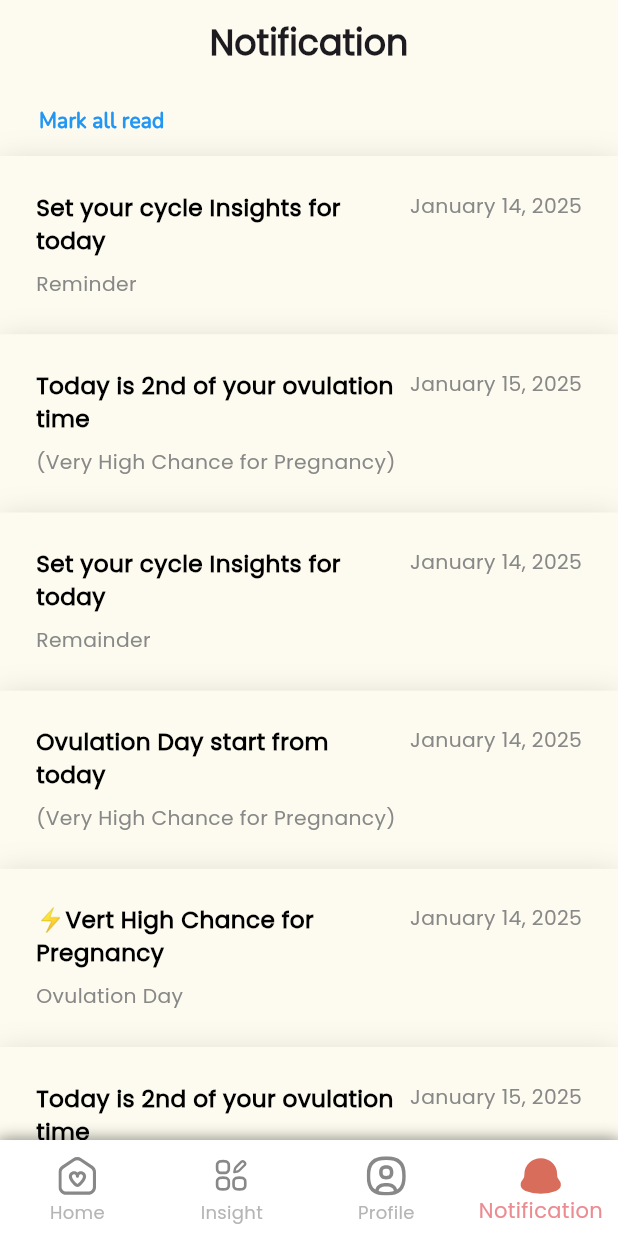
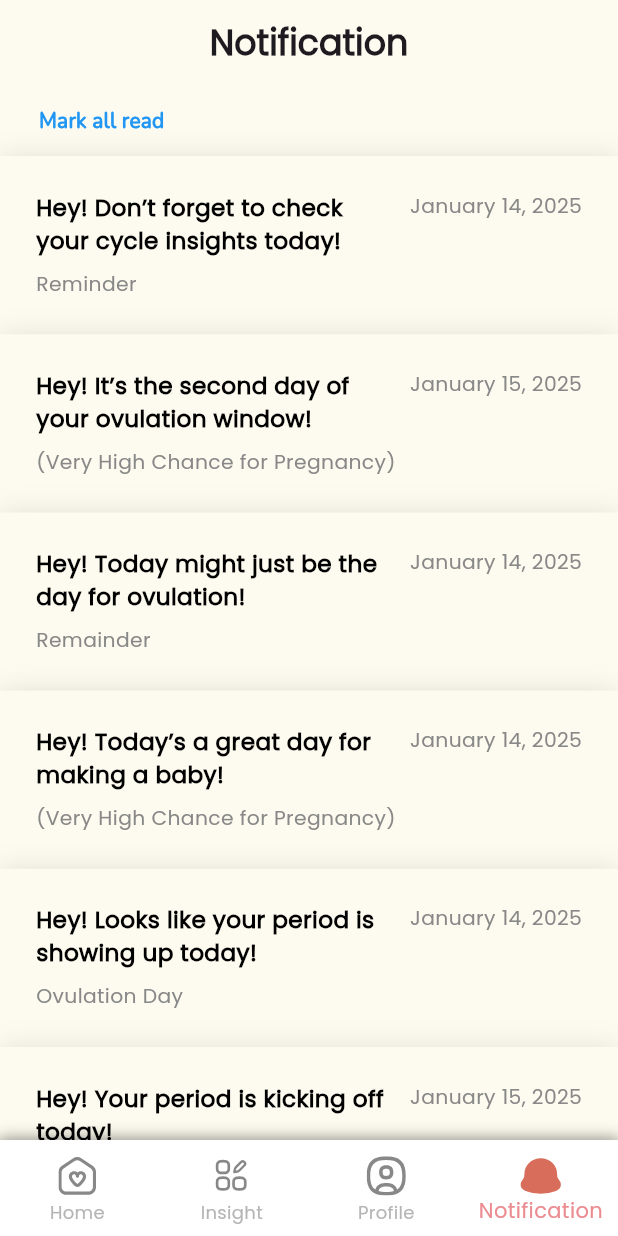
Before and after one commit to bdCalling-Sdt-hub/Fertie-App, a Flutter app: the NotificationScreen screen opened directly, on a phone screen of 412 x 824 dp. Run offline on Flutter 3.47's test engine with Material 3 defaults, Android fonts, the phone set to English and light mode, and no system bars; our stand-ins replace cached_network_image, connectivity_plus, dotted_border, flutter_screenutil, flutter_spinkit, flutter_svg and 11 more; missing offline and left inert: flutter_screen_lock, mime_type; accounts and stored records are empty; network calls fail; project files that could hold a hidden picture were left out.

Commit message:
refactor: fix typos and also the flow

```diff
--- a/lib/views/screen/auth/code_verifyEmailScreen.dart
+++ b/lib/views/screen/auth/code_verifyEmailScreen.dart
@@ -94,7 +94,7 @@ class _CodeVerifyEmailScreenState extends State<CodeVerifyEmailScreen> {
                 onTap: () {
                   Get.toNamed(AppRoutes.resetPasswordScreen);
                 },
-                text: 'Sent OTP',
+                text: 'Verify OTP',
               ),
 
               SizedBox(height: 10.h),
--- a/lib/views/screen/auth/setPasswordScreen.dart
+++ b/lib/views/screen/auth/setPasswordScreen.dart
@@ -45,7 +45,7 @@ class _SetPasswordScreenState extends State<SetPasswordScreen> {
               SizedBox(height: 40.h),
               Padding(
                 padding:  EdgeInsets.symmetric(vertical: 8.r),
-                child: Text('New Password',style: AppStyles.fontSize16(fontWeight: FontWeight.w600)),
+                child: Text('Password',style: AppStyles.fontSize16(fontWeight: FontWeight.w600)),
               ),
               CustomTextField(
                   filColor: AppColors.white,
@@ -57,7 +57,7 @@ class _SetPasswordScreenState extends State<SetPasswordScreen> {
               ),
               CustomTextField(
                   filColor: AppColors.white,
-                  hintText: 'Enter password',
+                  hintText: 'Confirm password',
                   controller: passCtrl),
 
 
--- a/lib/views/screen/auth/signInScreen.dart
+++ b/lib/views/screen/auth/signInScreen.dart
@@ -27,6 +27,7 @@ class _SignInScreenState extends State<SignInScreen> {
     return Scaffold(
       backgroundColor: AppColors.white,
       appBar: AppBar(
+        backgroundColor: Colors.white,
         centerTitle: true,
       ),
       body: SingleChildScrollView(
--- a/lib/views/screen/home/homeScreen.dart
+++ b/lib/views/screen/home/home_screen.dart
@@ -1,12 +1,12 @@
 import 'package:fertie_application/utils/app_colors.dart';
 import 'package:fertie_application/utils/app_images.dart';
 import 'package:fertie_application/utils/style.dart';
-import 'package:fertie_application/views/screen/home/insights/cardView.dart';
-import 'package:fertie_application/views/screen/home/widgets/calendar_widget.dart';
+import 'package:fertie_application/views/screen/home/insights/card_view.dart';
 import 'package:flutter/material.dart';
 import 'package:flutter_screenutil/flutter_screenutil.dart';
 import 'package:get/get.dart';
 import '../bottomMenuBar/user_bottom_menu..dart';
+import 'calendar/calendar_widget.dart';
 import 'inbox/chat_screen.dart';
 
 class HomeScreen extends StatefulWidget {
@@ -25,18 +25,18 @@ class HomeScreenState extends State<HomeScreen> {
   @override
   void initState() {
     super.initState();
-    _events = {
-      DateTime.utc(2025, 5, 5): ['ovulation'],
-      DateTime.utc(2025, 5, 10): ['today'],
-      DateTime.utc(2025, 5, 12): ['today'],
-      DateTime.utc(2025, 5, 16): ['ovulation'],
-      DateTime.utc(2025, 5, 17): ['ovulation'],
-      DateTime.utc(2025, 5, 18): ['fertile'],
-      DateTime.utc(2025, 5, 2): ['menstruation'],
-      DateTime.utc(2025, 5, 3): ['ovulation'],
-      DateTime.utc(2025, 5, 1): ['menstruation'],
-      DateTime.utc(2025, 5, 5): ['ovulation'],
-    };
+    // _events = {
+    //   DateTime.utc(2025, 5, 5): ['ovulation'],
+    //   DateTime.utc(2025, 5, 10): ['today'],
+    //   DateTime.utc(2025, 5, 12): ['today'],
+    //   DateTime.utc(2025, 5, 16): ['ovulation'],
+    //   DateTime.utc(2025, 5, 17): ['ovulation'],
+    //   DateTime.utc(2025, 5, 18): ['fertile'],
+    //   DateTime.utc(2025, 5, 2): ['menstruation'],
+    //   DateTime.utc(2025, 5, 3): ['ovulation'],
+    //   DateTime.utc(2025, 5, 1): ['menstruation'],
+    //   DateTime.utc(2025, 5, 5): ['ovulation'],
+    // };
   }
 
   void _navigateToFullChatScreen() {
@@ -101,7 +101,7 @@ class HomeScreenState extends State<HomeScreen> {
                             icon: 'assets/images/love.png',
                             title: 'Fertile Window',
                             date: 'May 14, 2025',
-                            description: 'Expected start of your next period based on your usual cycle',
+                            description: 'Best chance for pregnancy if trying to conceive this weekBest chance for pregnancy if trying to conceive this week',
                           ),
                         ),
                       ],
@@ -115,7 +115,7 @@ class HomeScreenState extends State<HomeScreen> {
                           icon: 'assets/images/redblood.png',
                           title: 'Period Starts',
                           date: 'May 14, 2025',
-                          description: 'In 6 days (CD14)',
+                          description: 'Expected start of your next period based on your usual cycle',
                         ),
                       ),
                       SizedBox(width: 8.w),
@@ -124,7 +124,7 @@ class HomeScreenState extends State<HomeScreen> {
                           icon: 'assets/images/tree.png',
                           title: 'Implantation Window',
                           date: 'May 14, 2025',
-                          description: 'Expected start of your next period based on your usual cycle',
+                          description: 'If fertilization occurred, implantation may happen now',
                         ),
                       ),
                     ],
@@ -138,7 +138,7 @@ class HomeScreenState extends State<HomeScreen> {
     );
   }
 
-  ClipRRect buildEmbeddedChatScreen() {
+  Widget buildEmbeddedChatScreen() {
     return ClipRRect(
       child: Material(
         shape: RoundedRectangleBorder(
--- a/lib/views/screen/notification/notification_screen.dart
+++ b/lib/views/screen/notification/notification_screen.dart
@@ -17,37 +17,37 @@ class _NotificationScreenState extends State<NotificationScreen> {
 
   final notifications = [
     {
-      'title': 'Set your cycle Insights for today',
+      'title': 'Hey! Don’t forget to check your cycle insights today!',
       'date': 'January 14, 2025',
       'description': 'Reminder',
       'notificationType': 'Reminder',
     },
     {
-      'title': 'Today is 2nd of your ovulation time',
+      'title': 'Hey! It’s the second day of your ovulation window!',
       'date': 'January 15, 2025',
       'description': '(Very High Chance for Pregnancy)',
       'notificationType': 'Ovulation',
     },
     {
-      'title': 'Set your cycle Insights for today',
+      'title': 'Hey! Today might just be the day for ovulation!',
       'date': 'January 14, 2025',
       'description': 'Remainder',
       'notificationType': 'Reminder',
     },
     {
-      'title': 'Ovulation Day start from today',
+      'title': 'Hey! Today’s a great day for making a baby!',
       'date': 'January 14, 2025',
       'description': '(Very High Chance for Pregnancy)',
       'notificationType': 'Ovulation',
     },
     {
-      'title': '⚡Vert High Chance for Pregnancy',
+      'title': 'Hey! Looks like your period is showing up today!',
       'date': 'January 14, 2025',
       'description': 'Ovulation Day',
       'notificationType': 'Pregnancy',
     },
     {
-      'title': 'Today is 2nd of your ovulation time',
+      'title': 'Hey! Your period is kicking off today!',
       'date': 'January 15, 2025',
       'description': '(Very High Chance for Pregnancy)',
       'notificationType': 'Ovulation',
--- a/lib/views/screen/profile/editPersonalInforamtion.dart
+++ b/lib/views/screen/profile/edit_personal_info_screen.dart
@@ -32,7 +32,7 @@ class _EditPersonalInformationScreenState
   @override
   void initState() {
     super.initState();
-    nameCTRl.text = 'Mahafujer';
+    nameCTRl.text = 'Lindsay';
     emailCTRl.text = 'linfsay@example.com';
     birthdayCTRl.text = 'April 15,2022';
   }
@@ -58,9 +58,8 @@ class _EditPersonalInformationScreenState
   @override
   Widget build(BuildContext context) {
     return Scaffold(
-      backgroundColor: AppColors.secondColor,
       appBar: AppBar(
-        backgroundColor: AppColors.secondColor,
+        backgroundColor: AppColors.backgroundColor,
         centerTitle: true,
         title: Text('Edit Personal Information'),
       ),
--- a/lib/views/screen/profile/personalInformationScreen.dart
+++ b/lib/views/screen/profile/personalInformationScreen.dart
@@ -10,7 +10,6 @@ import 'package:flutter/services.dart';
 import 'package:flutter_screenutil/flutter_screenutil.dart';
 import 'package:flutter_svg/flutter_svg.dart';
 import 'package:get/get.dart';
-import 'package:get/get_core/src/get_main.dart';
 
 class PersonalInformationScreen extends StatefulWidget {
   const PersonalInformationScreen({super.key});
@@ -26,9 +25,8 @@ class _PersonalInformationScreenState extends State<PersonalInformationScreen> {
   @override
   Widget build(BuildContext context) {
     return Scaffold(
-      backgroundColor: AppColors.secondColor,
       appBar: AppBar(
-        backgroundColor: AppColors.secondColor,
+        backgroundColor: AppColors.backgroundColor,
         centerTitle: true,
         title: Text('Personal Information'),
       ),
```
Also changed, not shown: lib/views/screen/auth/signUpScreen.dart (+5 -5 lines). Lines whose indentation alone changed are shown as unchanged.
